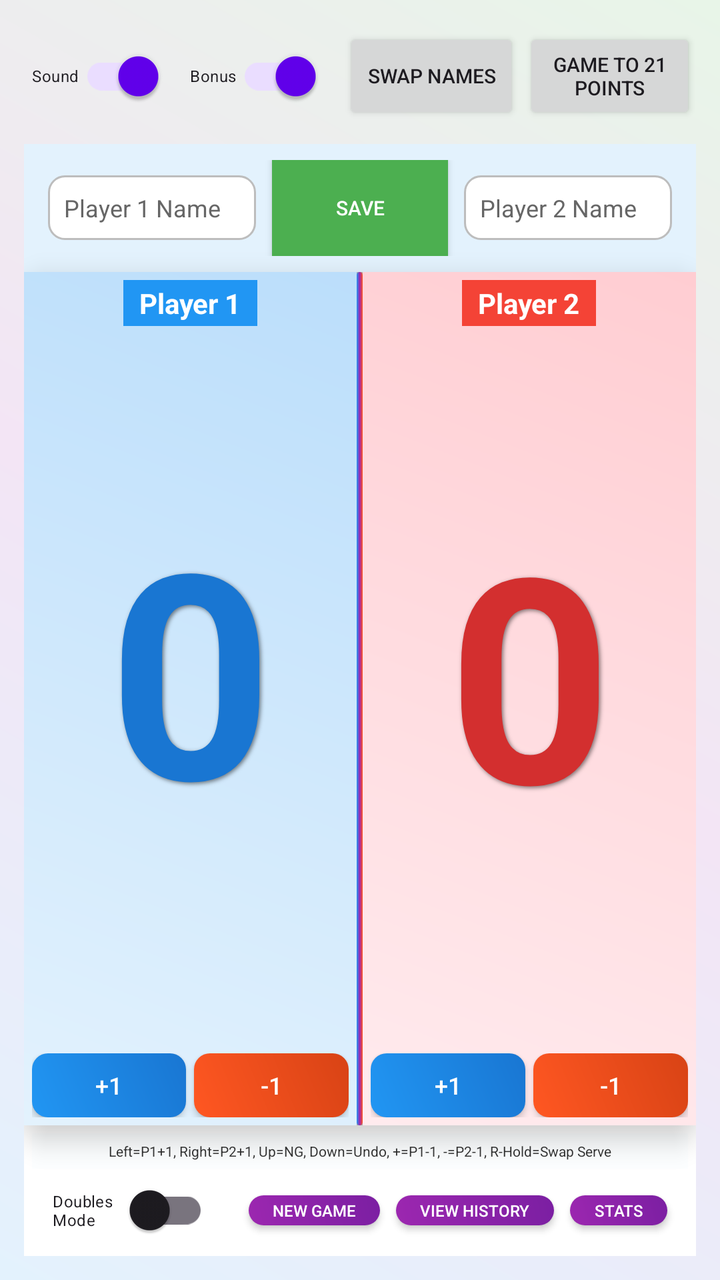
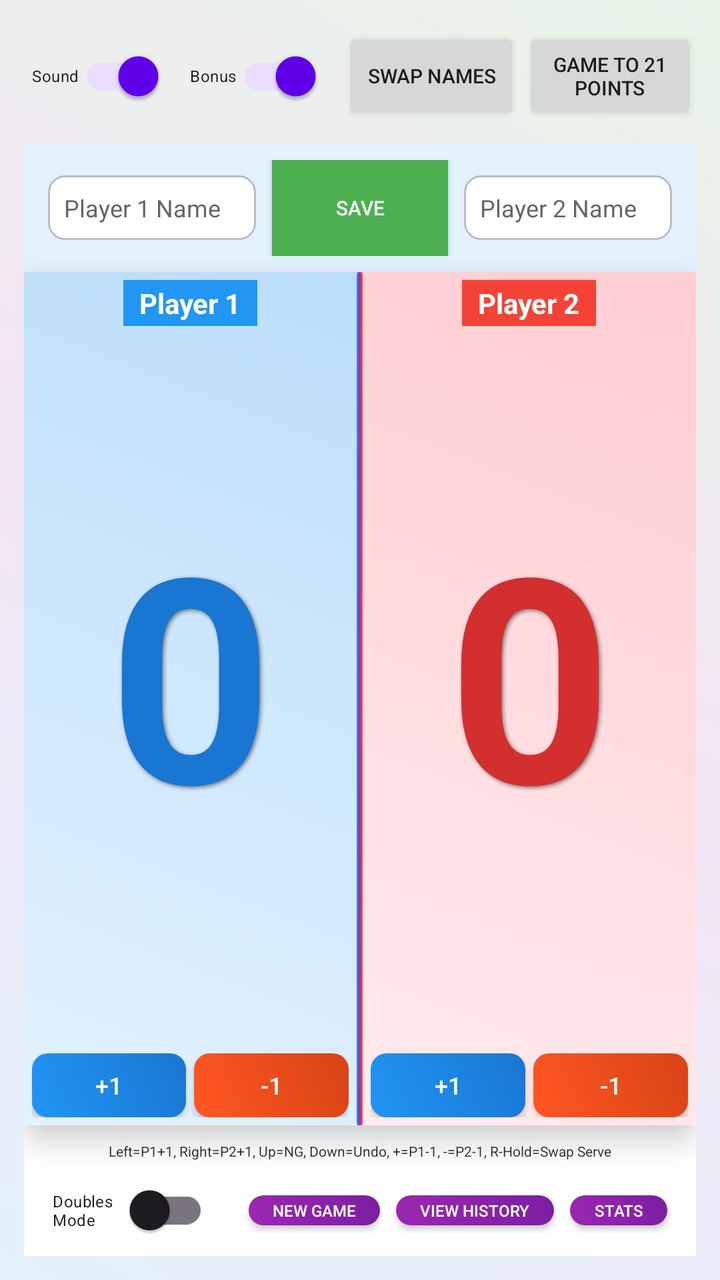

Screens rendered from an Android XML layout before and after an edit, with the pre-edit source and the edit as a unified diff.
<!-- AndroidManifest.xml: activity theme Theme.Badminton_Scorekeeper -->
<!-- res/layout/activity_main.xml -->
<?xml version="1.0" encoding="utf-8"?>
<androidx.constraintlayout.widget.ConstraintLayout xmlns:android="http://schemas.android.com/apk/res/android"
    xmlns:app="http://schemas.android.com/apk/res-auto"
    android:layout_width="match_parent"
    android:layout_height="match_parent"
    android:padding="12dp"
    android:background="@drawable/gradient_background">

    
    <LinearLayout
        android:id="@+id/topControls"
        android:layout_width="0dp"
        android:layout_height="wrap_content"
        android:orientation="horizontal"
        android:gravity="center_vertical"
        app:layout_constraintEnd_toEndOf="parent"
        app:layout_constraintStart_toStartOf="parent"
        app:layout_constraintTop_toTopOf="parent">

        
        <androidx.appcompat.widget.SwitchCompat
            android:id="@+id/soundToggle"
            android:layout_width="wrap_content"
            android:layout_height="wrap_content"
            android:layout_weight="0"
            android:text="Sound"
            android:textSize="8sp"
            android:paddingHorizontal="4dp"
            android:paddingVertical="2dp"
            android:checked="true"
            android:thumbTint="@color/white"
            android:trackTint="@color/design_default_color_primary"
            android:layout_marginEnd="8dp" />

        
        <androidx.appcompat.widget.SwitchCompat
            android:id="@+id/bonusSoundToggle"
            android:layout_width="wrap_content"
            android:layout_height="wrap_content"
            android:layout_weight="0"
            android:text="Bonus"
            android:textSize="8sp"
            android:paddingHorizontal="4dp"
            android:paddingVertical="2dp"
            android:checked="true"
            android:thumbTint="@color/white"
            android:trackTint="@color/design_default_color_primary"
            android:layout_marginEnd="8dp" />

        
        <Button
            android:id="@+id/swapNamesButton"
            android:layout_width="wrap_content"
            android:layout_height="wrap_content"
            android:text="Swap Names"
            android:textSize="10sp"
            android:layout_margin="2dp"
            android:paddingStart="12dp"
            android:paddingEnd="12dp" />

        
        <Button
            android:id="@+id/winningPointsButton"
            android:layout_width="wrap_content"
            android:layout_height="wrap_content"
            android:text="Game to 21 points"
            android:textSize="10sp"
            android:paddingStart="12dp"
            android:paddingEnd="12dp"/>
    </LinearLayout>

    
    <LinearLayout
        android:id="@+id/nameInputLayout"
        android:layout_width="0dp"
        android:layout_height="wrap_content"
        android:layout_marginTop="8dp"
        android:layout_marginBottom="8dp"
        android:gravity="center"
        android:orientation="horizontal"
        android:background="#E3F2FD"
        android:padding="8dp"
        app:layout_constraintEnd_toEndOf="parent"
        app:layout_constraintStart_toStartOf="parent"
        app:layout_constraintTop_toBottomOf="@+id/topControls">

        <EditText
            android:id="@+id/player1NameInput"
            android:layout_width="0dp"
            android:layout_height="wrap_content"
            android:layout_weight="1"
            android:hint="Player 1 Name"
            android:imeOptions="actionDone"
            android:maxLines="1"
            android:textSize="12sp"
            android:layout_marginHorizontal="4dp"
            android:background="@drawable/edit_text_bg"
            android:padding="8dp"
            android:textColor="#333333"
            android:textColorHint="#666666" />

        <Button
            android:id="@+id/saveNamesButton"
            android:layout_width="wrap_content"
            android:layout_height="wrap_content"
            android:layout_marginHorizontal="4dp"
            android:text="Save"
            android:textSize="10sp"
            android:paddingHorizontal="12dp"
            android:paddingVertical="4dp"
            android:background="#4CAF50"
            android:textColor="@color/white"
            android:elevation="1dp" />

        <EditText
            android:id="@+id/player2NameInput"
            android:layout_width="0dp"
            android:layout_height="wrap_content"
            android:layout_weight="1"
            android:hint="Player 2 Name"
            android:imeOptions="actionDone"
            android:maxLines="1"
            android:textSize="12sp"
            android:layout_marginHorizontal="4dp"
            android:background="@drawable/edit_text_bg"
            android:padding="8dp"
            android:textColor="#333333"
            android:textColorHint="#666666" />
    </LinearLayout>

    
    <LinearLayout
        android:id="@+id/teamNamesLayout"
        android:layout_width="0dp"
        android:layout_height="wrap_content"
        android:layout_marginTop="8dp"
        android:layout_marginBottom="8dp"
        android:gravity="center"
        android:orientation="horizontal"
        android:background="#E3F2FD"
        android:padding="8dp"
        android:visibility="gone"
        app:layout_constraintEnd_toEndOf="parent"
        app:layout_constraintStart_toStartOf="parent"
        app:layout_constraintTop_toBottomOf="@+id/topControls">

        
        <TextView
            android:id="@+id/teamNamesDisplay1"
            android:layout_width="0dp"
            android:layout_height="wrap_content"
            android:layout_weight="1"
            android:text="Team 1\nPlayer 1 / Player 2"
            android:textSize="12sp"
            android:textStyle="bold"
            android:gravity="center"
            android:padding="12dp"
            android:background="@drawable/edit_text_bg"
            android:textColor="#333333"
            android:clickable="true"
            android:focusable="true"
            android:maxLines="2"
            android:ellipsize="none" />

        <View
            android:layout_width="16dp"
            android:layout_height="1dp" />

        
        <TextView
            android:id="@+id/teamNamesDisplay2"
            android:layout_width="0dp"
            android:layout_height="wrap_content"
            android:layout_weight="1"
            android:text="Team 2\nPlayer 3 / Player 4"
            android:textSize="12sp"
            android:textStyle="bold"
            android:gravity="center"
            android:padding="12dp"
            android:background="@drawable/edit_text_bg"
            android:textColor="#333333"
            android:clickable="true"
            android:focusable="true"
            android:maxLines="2"
            android:ellipsize="none" />
    </LinearLayout>

    
    <LinearLayout
        android:id="@+id/scoreContainer"
        android:layout_width="0dp"
        android:layout_height="0dp"
        android:orientation="horizontal"
        android:clickable="true"
        android:focusable="true"
        android:background="@drawable/score_container_bg"
        android:elevation="8dp"
        app:layout_constraintBottom_toTopOf="@+id/bottomControls"
        app:layout_constraintEnd_toEndOf="parent"
        app:layout_constraintStart_toStartOf="parent"
        app:layout_constraintTop_toBottomOf="@+id/nameInputLayout">

        
        <LinearLayout
            android:layout_width="0dp"
            android:layout_height="match_parent"
            android:layout_weight="1"
            android:gravity="center"
            android:orientation="vertical"
            android:padding="4dp"
            android:background="@drawable/player1_bg">

            
            <LinearLayout
                android:id="@+id/player1Header"
                android:layout_width="wrap_content"
                android:layout_height="wrap_content"
                android:orientation="horizontal"
                android:gravity="center"
                android:background="#2196F3"
                android:paddingHorizontal="8dp"
                android:paddingVertical="2dp">

                <TextView
                    android:id="@+id/player1Name"
                    android:layout_width="wrap_content"
                    android:layout_height="wrap_content"
                    android:text="Player 1"
                    android:textSize="14sp"
                    android:textStyle="bold"
                    android:textColor="#FFFFFF"
                    android:maxLines="1"
                    android:ellipsize="end"
                    android:maxEms="8" />
            </LinearLayout>

            
            <LinearLayout
                android:id="@+id/team1Header"
                android:layout_width="match_parent"
                android:layout_height="wrap_content"
                android:orientation="vertical"
                android:gravity="center"
                android:visibility="gone">

                
                <LinearLayout
                    android:layout_width="wrap_content"
                    android:layout_height="wrap_content"
                    android:orientation="horizontal"
                    android:gravity="center"
                    android:background="#2196F3"
                    android:paddingHorizontal="8dp"
                    android:paddingVertical="2dp">

                    <TextView
                        android:id="@+id/team1Name"
                        android:layout_width="wrap_content"
                        android:layout_height="wrap_content"
                        android:text="Team 1 Player 1 / Team 1 Player 2"
                        android:textSize="14sp"
                        android:textStyle="bold"
                        android:textColor="#FFFFFF"
                        android:maxLines="1"
                        android:ellipsize="end"
                        android:maxEms="12" />
                </LinearLayout>

                
                <TextView
                    android:id="@+id/team1ServeIndicator"
                    android:layout_width="match_parent"
                    android:layout_height="wrap_content"
                    android:text="Serving: Player"
                    android:textSize="14sp"
                    android:gravity="center"
                    android:maxLines="2"
                    android:textColor="#1976D2"
                    android:textStyle="bold"
                    android:layout_marginTop="2dp"
                    android:layout_marginBottom="4dp" />
            </LinearLayout>

            
            <FrameLayout
                android:layout_width="match_parent"
                android:layout_height="0dp"
                android:layout_weight="1"
                android:padding="12dp">

                
                <View
                    android:id="@+id/player1ServeHighlight"
                    android:layout_width="match_parent"
                    android:layout_height="match_parent"
                    android:background="@drawable/serving_highlight"
                    android:visibility="invisible"
                    android:clickable="false"
                    android:focusable="false"
                    android:focusableInTouchMode="false" />

                
                <TextView
                    android:id="@+id/player1Score"
                    android:layout_width="match_parent"
                    android:layout_height="match_parent"
                    android:gravity="center"
                    android:text="0"
                    android:textSize="130sp"
                    android:textStyle="bold"
                    android:textColor="#1976D2"
                    android:includeFontPadding="false"
                    android:lineSpacingMultiplier="0.8"
                    android:shadowColor="#80000000"
                    android:shadowDx="2"
                    android:shadowDy="2"
                    android:shadowRadius="4"
                    android:scaleX="1.1"
                    android:scaleY="1.1"
                    android:clickable="false"
                    android:focusable="false" />
            </FrameLayout>

            
            <LinearLayout
                android:id="@+id/player1ButtonLayout"
                android:layout_width="match_parent"
                android:layout_height="wrap_content"
                android:orientation="horizontal"
                android:layout_marginTop="8dp"
                android:gravity="center">

                <Button
                    android:id="@+id/player1Button"
                    android:layout_width="0dp"
                    android:layout_height="32dp"
                    android:layout_weight="1"
                    android:text="+1"
                    android:textSize="12sp"
                    android:layout_marginEnd="2dp"
                    android:background="@drawable/button_primary_bg"
                    android:textColor="@color/white"
                    android:elevation="2dp" />

                <Button
                    android:id="@+id/player1RemoveButton"
                    android:layout_width="0dp"
                    android:layout_height="32dp"
                    android:layout_weight="1"
                    android:text="-1"
                    android:textSize="12sp"
                    android:layout_marginStart="2dp"
                    android:background="@drawable/button_secondary_bg"
                    android:textColor="@color/white"
                    android:elevation="2dp" />
            </LinearLayout>
        </LinearLayout>

        
        <LinearLayout
            android:layout_width="wrap_content"
            android:layout_height="match_parent"
            android:orientation="vertical"
            android:gravity="center">

            <View
                android:layout_width="3dp"
                android:layout_height="0dp"
                android:layout_weight="1"
                android:background="@drawable/divider_gradient"
                android:layout_gravity="center"
                android:elevation="2dp" />
        </LinearLayout>

        
        <LinearLayout
            android:layout_width="0dp"
            android:layout_height="match_parent"
            android:layout_weight="1"
            android:gravity="center"
            android:orientation="vertical"
            android:padding="4dp"
            android:background="@drawable/player2_bg">

            
            <LinearLayout
                android:id="@+id/player2Header"
                android:layout_width="wrap_content"
                android:layout_height="wrap_content"
                android:orientation="horizontal"
                android:gravity="center"
                android:background="#F44336"
                android:paddingHorizontal="8dp"
                android:paddingVertical="2dp">

                <TextView
                    android:id="@+id/player2Name"
                    android:layout_width="wrap_content"
                    android:layout_height="wrap_content"
                    android:text="Player 2"
                    android:textSize="14sp"
                    android:textStyle="bold"
                    android:textColor="#FFFFFF"
                    android:maxLines="1"
                    android:ellipsize="end"
                    android:maxEms="8" />
            </LinearLayout>

            
            <LinearLayout
                android:id="@+id/team2Header"
                android:layout_width="match_parent"
                android:layout_height="wrap_content"
                android:orientation="vertical"
                android:gravity="center"
                android:visibility="gone">

                
                <LinearLayout
                    android:layout_width="wrap_content"
                    android:layout_height="wrap_content"
                    android:orientation="horizontal"
                    android:gravity="center"
                    android:background="#F44336"
                    android:paddingHorizontal="8dp"
                    android:paddingVertical="2dp">

                    <TextView
                        android:id="@+id/team2Name"
                        android:layout_width="wrap_content"
                        android:layout_height="wrap_content"
                        android:text="Team 2 Player 3 / Team 2 Player 4"
                        android:textSize="14sp"
                        android:textStyle="bold"
                        android:textColor="#FFFFFF"
                        android:maxLines="1"
                        android:ellipsize="end"
                        android:maxEms="12" />
                </LinearLayout>

                
                <TextView
                    android:id="@+id/team2ServeIndicator"
                    android:layout_width="match_parent"
                    android:layout_height="wrap_content"
                    android:text="Serving: Player"
                    android:textSize="14sp"
                    android:gravity="center"
                    android:maxLines="2"
                    android:textColor="#D32F2F"
                    android:textStyle="bold"
                    android:layout_marginTop="2dp"
                    android:layout_marginBottom="4dp" />
            </LinearLayout>

            
            <FrameLayout
                android:layout_width="match_parent"
                android:layout_height="0dp"
                android:layout_weight="1"
                android:padding="12dp">

                
                <View
                    android:id="@+id/player2ServeHighlight"
                    android:layout_width="match_parent"
                    android:layout_height="match_parent"
                    android:background="@drawable/serving_highlight"
                    android:visibility="invisible"
                    android:clickable="false"
                    android:focusable="false"
                    android:focusableInTouchMode="false" />

                
                <TextView
                    android:id="@+id/player2Score"
                    android:layout_width="match_parent"
                    android:layout_height="match_parent"
                    android:gravity="center"
                    android:text="0"
                    android:textSize="130sp"
                    android:textStyle="bold"
                    android:textColor="#D32F2F"
                    android:includeFontPadding="false"
                    android:lineSpacingMultiplier="0.8"
                    android:shadowColor="#80000000"
                    android:shadowDx="2"
                    android:shadowDy="2"
                    android:shadowRadius="4"
                    android:scaleX="1.1"
                    android:scaleY="1.1"
                    android:clickable="false"
                    android:focusable="false" />
            </FrameLayout>

            
            <LinearLayout
                android:id="@+id/player2ButtonLayout"
                android:layout_width="match_parent"
                android:layout_height="wrap_content"
                android:orientation="horizontal"
                android:layout_marginTop="4dp"
                android:gravity="center">

                <Button
                    android:id="@+id/player2Button"
                    android:layout_width="0dp"
                    android:layout_height="32dp"
                    android:layout_weight="1"
                    android:text="+1"
                    android:textSize="12sp"
                    android:layout_marginEnd="2dp"
                    android:background="@drawable/button_primary_bg"
                    android:textColor="@color/white"
                    android:elevation="2dp" />

                <Button
                    android:id="@+id/player2RemoveButton"
                    android:layout_width="0dp"
                    android:layout_height="32dp"
                    android:layout_weight="1"
                    android:text="-1"
                    android:textSize="12sp"
                    android:layout_marginStart="2dp"
                    android:background="@drawable/button_secondary_bg"
                    android:textColor="@color/white"
                    android:elevation="2dp" />
            </LinearLayout>
        </LinearLayout>
    </LinearLayout>

    
    <LinearLayout
        android:id="@+id/bottomControls"
        android:layout_width="0dp"
        android:layout_height="wrap_content"
        android:orientation="vertical"
        android:gravity="center"
        android:padding="4dp"
        android:background="#FFFFFF"
        android:elevation="1dp"
        app:layout_constraintBottom_toBottomOf="parent"
        app:layout_constraintEnd_toEndOf="parent"
        app:layout_constraintStart_toStartOf="parent">

        
        <TextView
            android:id="@+id/keyHelpText"
            android:layout_width="match_parent"
            android:layout_height="wrap_content"
            android:text="Left=P1+1, Right=P2+1, Up=NG, Down=Undo, +=P1-1, -=P2-1, R-Hold=Swap Serve"
            android:textSize="7sp"
            android:background="#20000000"
            android:padding="4dp"
            android:gravity="center"
            android:textColor="#333333"
            android:layout_marginBottom="2dp"
            android:backgroundTint="#E3F2FD" />

        
        <LinearLayout
            android:layout_width="wrap_content"
            android:layout_height="wrap_content"
            android:orientation="horizontal"
            android:gravity="center">

            <com.google.android.material.switchmaterial.SwitchMaterial
                android:id="@+id/doublesModeToggle"
                android:layout_width="102dp"
                android:layout_height="wrap_content"
                android:layout_marginEnd="8dp"
                android:elevation="1dp"
                android:minWidth="0dp"
                android:minHeight="0dp"
                android:paddingHorizontal="12dp"
                android:paddingVertical="2dp"
                android:text="Doubles Mode"
                android:textSize="8sp"
                android:thumbTint="@color/white"
                android:trackTint="@color/design_default_color_primary" />

            
            <Button
                android:id="@+id/resetButton"
                android:layout_width="wrap_content"
                android:layout_height="wrap_content"
                android:layout_marginEnd="8dp"
                android:background="@drawable/reset_button_bg"
                android:elevation="1dp"
                android:paddingHorizontal="12dp"
                android:paddingVertical="2dp"
                android:minWidth="0dp"
                android:minHeight="0dp"
                android:text="New Game"
                android:textColor="@color/white"
                android:textSize="8sp" />

            
            <Button
                android:id="@+id/historyButton"
                android:layout_width="wrap_content"
                android:layout_height="wrap_content"
                android:layout_marginEnd="8dp"
                android:background="@drawable/reset_button_bg"
                android:elevation="1dp"
                android:paddingHorizontal="12dp"
                android:paddingVertical="2dp"
                android:minWidth="0dp"
                android:minHeight="0dp"
                android:text="View History"
                android:textColor="@color/white"
                android:textSize="8sp"
                />

            
            <Button
                android:id="@+id/statsButton"
                android:layout_width="wrap_content"
                android:layout_height="wrap_content"
                android:layout_marginEnd="8dp"
                android:background="@drawable/reset_button_bg"
                android:elevation="1dp"
                android:paddingHorizontal="12dp"
                android:paddingVertical="2dp"
                android:minWidth="0dp"
                android:minHeight="0dp"
                android:textColor="@color/white"
                android:textSize="8sp"
                android:text="Stats" />
            
            <Button
                android:id="@+id/ttsSettingsButton"
                android:layout_width="wrap_content"
                android:layout_height="wrap_content"
                android:text="TTS"
                android:textSize="8sp"
                android:layout_margin="2dp"
                android:paddingStart="12dp"
                android:paddingEnd="12dp"
                android:layout_marginEnd="8dp"
                android:background="@drawable/reset_button_bg"
                android:textColor="@color/white"
                android:elevation="1dp"
                android:paddingHorizontal="12dp"
                android:paddingVertical="2dp"
                android:minWidth="0dp"
                android:minHeight="0dp"/>
        </LinearLayout>
    </LinearLayout>
</androidx.constraintlayout.widget.ConstraintLayout>
<!-- resources referenced by this layout -->
<resources>
  <color name="white">#FFFFFFFF</color>
  <!-- drawable button_primary_bg (drawable) -->
  <?xml version="1.0" encoding="utf-8"?>
  <shape xmlns:android="http://schemas.android.com/apk/res/android">
      <gradient
          android:type="linear"
          android:angle="45"
          android:startColor="#2196F3"
          android:endColor="#1976D2" />
      <corners android:radius="8dp" />
  </shape>
  <!-- drawable button_secondary_bg (drawable) -->
  <?xml version="1.0" encoding="utf-8"?>
  <shape xmlns:android="http://schemas.android.com/apk/res/android">
      <gradient
          android:type="linear"
          android:angle="45"
          android:startColor="#FF5722"
          android:endColor="#D84315" />
      <corners android:radius="8dp" />
  </shape>
  <!-- drawable divider_gradient (drawable) -->
  <?xml version="1.0" encoding="utf-8"?>
  <shape xmlns:android="http://schemas.android.com/apk/res/android">
      <gradient
          android:type="linear"
          android:angle="0"
          android:startColor="#2196F3"
          android:centerColor="#9C27B0"
          android:endColor="#FF5722" />
      <corners android:radius="2dp" />
  </shape>
  <!-- drawable edit_text_bg (drawable) -->
  <?xml version="1.0" encoding="utf-8"?>
  <shape xmlns:android="http://schemas.android.com/apk/res/android">
      <solid android:color="#FFFFFF" />
      <corners android:radius="8dp" />
      <stroke
          android:width="1dp"
          android:color="#BDBDBD" />
  </shape>
  <!-- drawable gradient_background (drawable) -->
  <?xml version="1.0" encoding="utf-8"?>
  <shape xmlns:android="http://schemas.android.com/apk/res/android">
      <gradient
          android:type="linear"
          android:angle="45"
          android:startColor="#E3F2FD"
          android:centerColor="#F3E5F5"
          android:endColor="#E8F5E8" />
  </shape>
  <!-- drawable player1_bg (drawable) -->
  <?xml version="1.0" encoding="utf-8"?>
  <shape xmlns:android="http://schemas.android.com/apk/res/android">
      <gradient
          android:type="linear"
          android:angle="45"
          android:startColor="#E3F2FD"
          android:endColor="#BBDEFB" />
  </shape>
  <!-- drawable player2_bg (drawable) -->
  <?xml version="1.0" encoding="utf-8"?>
  <shape xmlns:android="http://schemas.android.com/apk/res/android">
      <gradient
          android:type="linear"
          android:angle="45"
          android:startColor="#FFEBEE"
          android:endColor="#FFCDD2" />
  </shape>
  <!-- drawable reset_button_bg (drawable) -->
  <?xml version="1.0" encoding="utf-8"?>
  <shape xmlns:android="http://schemas.android.com/apk/res/android">
      <gradient
          android:type="linear"
          android:angle="45"
          android:startColor="#9C27B0"
          android:endColor="#7B1FA2" />
      <corners android:radius="8dp" />
  </shape>
  <!-- drawable score_container_bg (drawable) -->
  <?xml version="1.0" encoding="utf-8"?>
  <shape xmlns:android="http://schemas.android.com/apk/res/android">
      <solid android:color="#FFFFFF" />
      <corners android:radius="16dp" />
      <stroke
          android:width="2dp"
          android:color="#BDBDBD" />
  </shape>
  <!-- drawable serving_highlight (drawable) -->
  <?xml version="1.0" encoding="utf-8"?>
  <shape xmlns:android="http://schemas.android.com/apk/res/android"
      android:shape="rectangle">
  
      <corners android:radius="16dp" />
      <solid android:color="#FFFFE0" /> 
  
  
      
      <gradient
          android:angle="45"
          android:startColor="#FFFFE0"
          android:centerColor="#FFFFD0"
          android:endColor="#FFFFE0"
          android:type="linear" />
  
  </shape>
  <color name="purple_500">#FF6200EE</color>
  <color name="purple_700">#FF3700B3</color>
  <color name="teal_200">#FF03DAC5</color>
  <color name="teal_700">#FF018786</color>
  <color name="black">#FF000000</color>
  <!-- unchanged entries left out for length: 1 -->
</resources>

<!-- the commit's change to res/layout/activity_main.xml (unified diff, before → after) -->
@@ -272,7 +272,7 @@
                     android:layout_width="match_parent"
                     android:layout_height="wrap_content"
                     android:text="Serving: Player"
-                    android:textSize="14sp"
+                    android:textSize="30sp"
                     android:gravity="center"
                     android:maxLines="2"
                     android:textColor="#1976D2"
@@ -284,9 +284,9 @@
             
             <FrameLayout
                 android:layout_width="match_parent"
-                android:layout_height="0dp"
+                android:layout_height="wrap_content"
                 android:layout_weight="1"
-                android:padding="12dp">
+                android:padding="8dp">
 
                 
                 <View
@@ -327,7 +327,7 @@
                 android:layout_width="match_parent"
                 android:layout_height="wrap_content"
                 android:orientation="horizontal"
-                android:layout_marginTop="8dp"
+                android:layout_marginTop="4dp"
                 android:gravity="center">
 
                 <Button
@@ -444,7 +444,7 @@
                     android:layout_width="match_parent"
                     android:layout_height="wrap_content"
                     android:text="Serving: Player"
-                    android:textSize="14sp"
+                    android:textSize="30sp"
                     android:gravity="center"
                     android:maxLines="2"
                     android:textColor="#D32F2F"
@@ -456,9 +456,9 @@
             
             <FrameLayout
                 android:layout_width="match_parent"
-                android:layout_height="0dp"
+                android:layout_height="wrap_content"
                 android:layout_weight="1"
-                android:padding="12dp">
+                android:padding="8dp">
 
                 
                 <View
